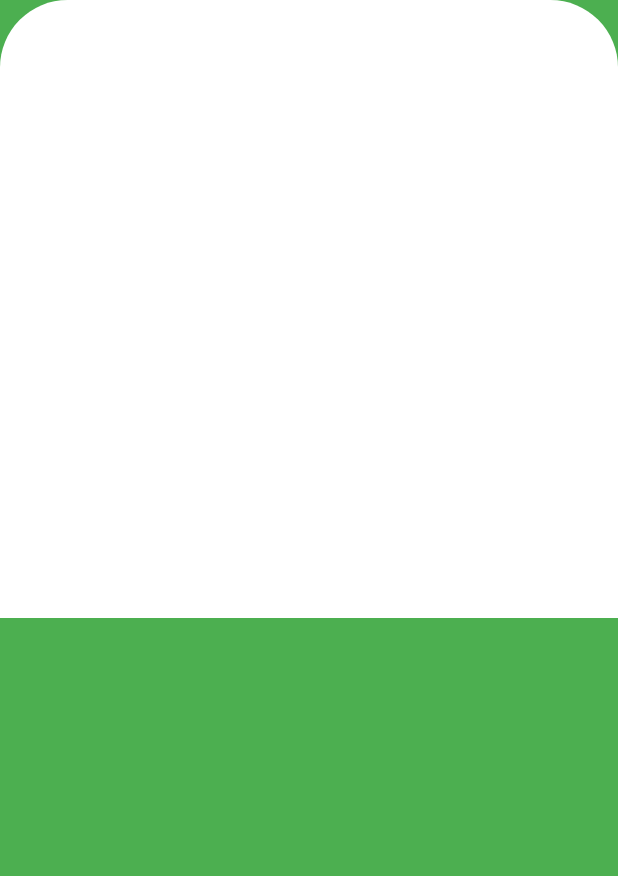
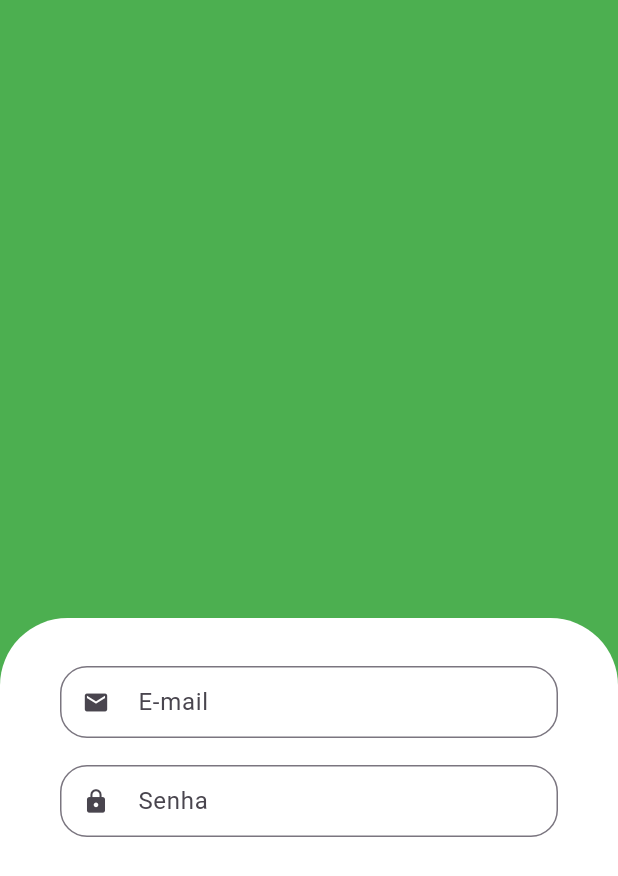
Before and after one commit to rafaeldasilvalcides/greengrocer, a Flutter app: the screen it shows after launch, on a phone screen of 412 x 824 dp. Shown: the top 876 px of the screen. Run offline on Flutter 3.47's test engine with Material 3 defaults, Android fonts, the phone set to English and light mode, and no system bars.

Commit message:
create component custon|TextFild

```diff
--- /dev/null
+++ b/lib/src/auth/components/custom_text_fild.dart
@@ -0,0 +1,31 @@
+import 'package:flutter/material.dart';
+
+class CustomTextFild extends StatelessWidget {
+  final String label;
+  final Icon icon;
+  final bool isObscure;
+
+  const CustomTextFild({
+    super.key,
+    required this.label,
+    required this.icon,
+    this.isObscure = false,
+  });
+
+  @override
+  Widget build(BuildContext context) {
+    return Padding(
+      padding: const EdgeInsets.only(bottom: 18),
+      child: TextFormField(
+        decoration: InputDecoration(
+          labelText: label,
+          prefixIcon: icon,
+          isDense: true,
+          border: OutlineInputBorder(
+            borderRadius: BorderRadius.circular(18),
+          ),
+        ),
+      ),
+    );
+  }
+}
--- a/lib/src/auth/sign_in_screen.dart
+++ b/lib/src/auth/sign_in_screen.dart
@@ -1,4 +1,5 @@
 import 'package:flutter/material.dart';
+import 'package:greengrocer/src/auth/components/custom_text_fild.dart';
 
 class SignInScreen extends StatelessWidget {
   const SignInScreen({super.key});
@@ -10,18 +11,35 @@ class SignInScreen extends StatelessWidget {
       body: Column(
         children: [
           Expanded(
+            child: Container(),
+          ),
+          Expanded(
             child: Container(
+              padding: const EdgeInsets.symmetric(
+                horizontal: 40,
+                vertical: 32
+              ),
               decoration: const BoxDecoration(
                 color: Colors.white,
                 borderRadius: BorderRadius.vertical(
                   top: Radius.circular(45),
                 ),
               ),
-            ),
-          ),
-          Expanded(
-            child: Container(
-              color: Colors.green,
+              child:const Column(
+                children: [
+                  //*E-mail
+                  CustomTextFild(
+                    icon: Icon(Icons.email),
+                    label: 'E-mail',
+                  ),
+                  //*Senha
+                  CustomTextFild(
+                    icon: Icon(Icons.lock),
+                    label: 'Senha',
+                    isObscure: true,
+                  ),
+                ],
+              ),
             ),
           ),
         ],
```
